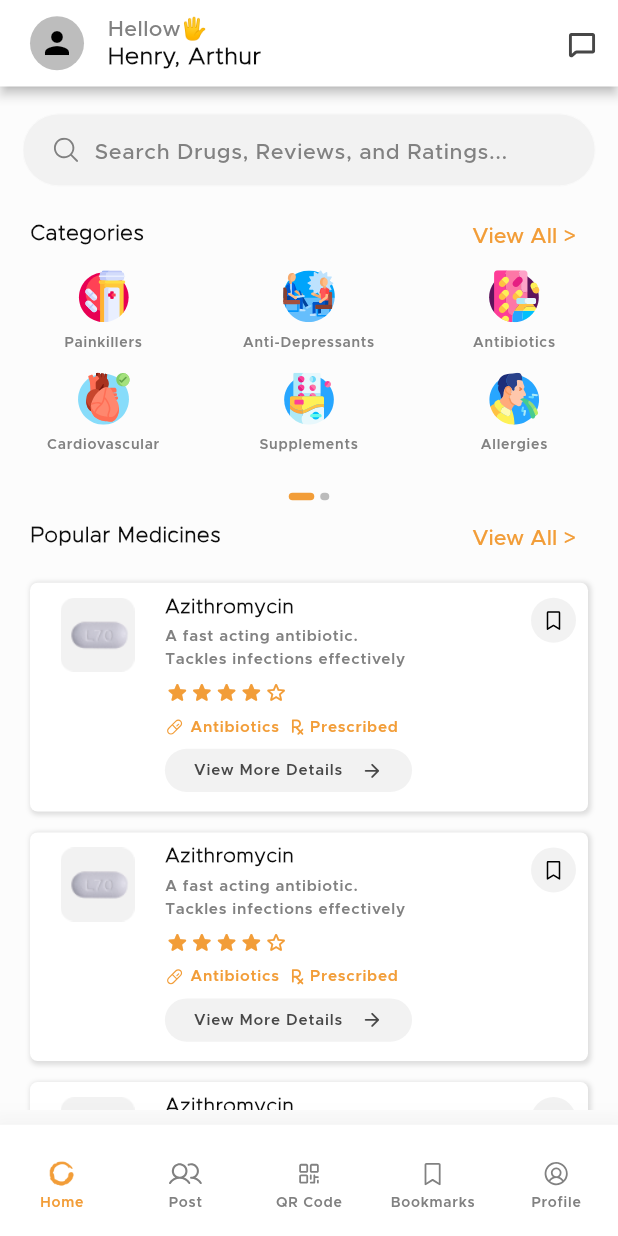
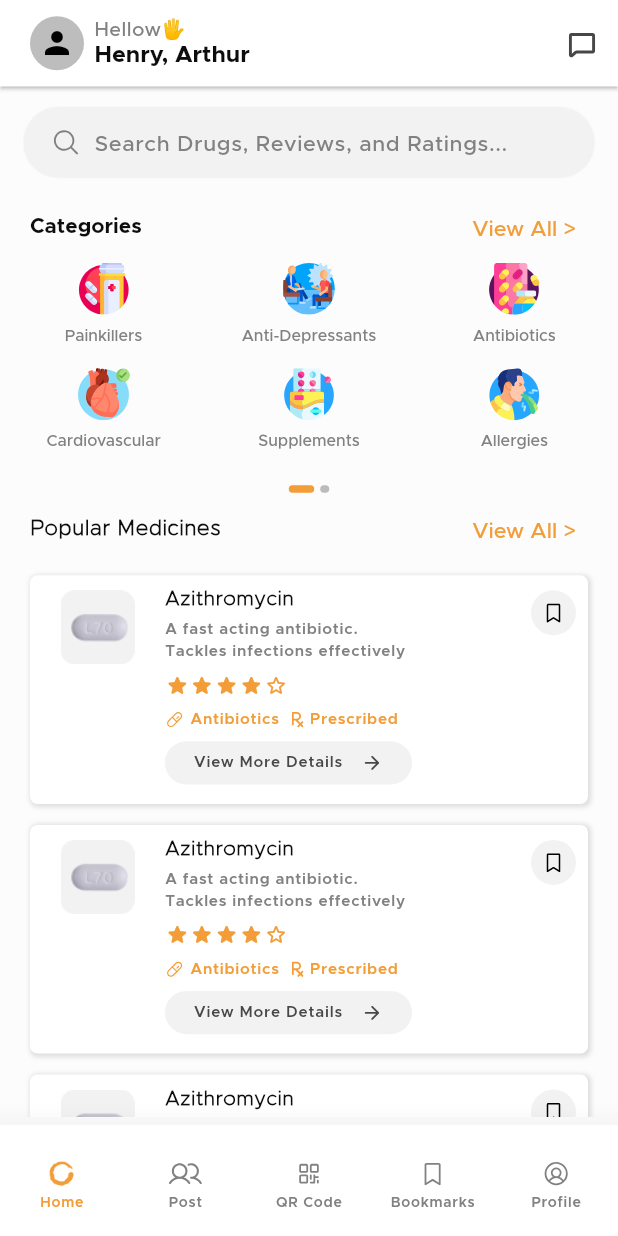
Before and after one commit to corange-lab/medzo, a Flutter app: the HomeScreen screen opened directly, on a phone screen of 412 x 824 dp. Run offline on Flutter 3.47's test engine with Material 2 defaults, Android fonts, the phone set to English and light mode, and no system bars; our stand-ins replace custom_rating_bar, firebase_auth, firebase_core, flutter_otp_text_field, flutter_svg, get and 7 more; accounts and stored records are empty; project files that could hold a hidden picture were left out.

Commit message:
Continuing UI

```diff
--- a/lib/view/home_screen.dart
+++ b/lib/view/home_screen.dart
@@ -10,9 +10,9 @@ import 'package:medzo/utils/string.dart';
 import 'package:medzo/view/addpost_screen.dart';
 import 'package:medzo/view/bookmark_screen.dart';
 import 'package:medzo/view/category_screen.dart';
-import 'package:medzo/view/message_screen.dart';
 import 'package:medzo/view/expert_profile.dart';
 import 'package:medzo/view/medicine_detail.dart';
+import 'package:medzo/view/message_screen.dart';
 import 'package:medzo/view/profile_screen.dart';
 import 'package:medzo/view/search_screen.dart';
 import 'package:medzo/widgets/custom_widget.dart';
@@ -194,7 +194,7 @@ class HomeScreen extends GetView<HomeController> {
                                   child: Padding(
                                     padding: const EdgeInsets.all(8.0),
                                     child: Container(
-                                      height: Responsive.height(15, context),
+                                      height: Responsive.height(12, context),
                                       color: Colors.black12,
                                     ),
                                   )),
@@ -202,7 +202,7 @@ class HomeScreen extends GetView<HomeController> {
                                   child: Padding(
                                 padding: const EdgeInsets.all(8.0),
                                 child: Container(
-                                  height: Responsive.height(15, context),
+                                  height: Responsive.height(12, context),
                                   color: Colors.black12,
                                 ),
                               )),
@@ -1012,9 +1012,11 @@ class HomeScreen extends GetView<HomeController> {
       child: Scaffold(
         backgroundColor: AppColors.whitehome,
         appBar: AppBar(
+          titleSpacing: 7,
           toolbarHeight: Responsive.height(7, context),
           backgroundColor: AppColors.white,
-          elevation: 3,
+          elevation: 1,
+          scrolledUnderElevation: 3,
           leading: const Padding(
             padding: EdgeInsets.only(left: 20, top: 5, bottom: 5),
             child: CircleAvatar(
@@ -1031,7 +1033,10 @@ class HomeScreen extends GetView<HomeController> {
             children: [
               TextWidget(
                 "Hellow🖐",
-                style: Theme.of(context).textTheme.labelSmall,
+                style: Theme.of(context)
+                    .textTheme
+                    .labelSmall!
+                    .copyWith(fontSize: Responsive.sp(3.2, context)),
               ),
               SizedBox(
                 height: Responsive.height(0.3, context),
@@ -1040,9 +1045,8 @@ class HomeScreen extends GetView<HomeController> {
                 "Henry, Arthur",
                 style: Theme.of(context).textTheme.labelLarge!.copyWith(
                       fontSize: Responsive.sp(3.8, context),
-                      fontFamily: AppFont.fontFamilysemi,
-                      fontWeight: FontWeight.w800,
-                      letterSpacing: 0.5,
+                      fontFamily: AppFont.fontBold,
+                      letterSpacing: 0,
                       color: AppColors.darkPrimaryColor,
                     ),
               ),
@@ -1060,7 +1064,7 @@ class HomeScreen extends GetView<HomeController> {
           ],
         ),
         body: Padding(
-          padding: const EdgeInsets.symmetric(vertical: 10, horizontal: 15),
+          padding: const EdgeInsets.symmetric(vertical: 5, horizontal: 15),
           child: SingleChildScrollView(
             physics: const BouncingScrollPhysics(),
             child: Column(
@@ -1086,7 +1090,7 @@ class HomeScreen extends GetView<HomeController> {
                       ),
                       fillColor: AppColors.splashdetail,
                       hintText: "Search Drugs, Reviews, and Ratings...",
-                      hintStyle: Theme.of(context).textTheme.headlineSmall,
+                      hintStyle: Theme.of(context).textTheme.headlineSmall!.copyWith(fontFamily: AppFont.fontMedium),
                       border: OutlineInputBorder(
                         borderSide:
                             BorderSide(color: AppColors.whitehome, width: 0.5),
@@ -1124,9 +1128,9 @@ class HomeScreen extends GetView<HomeController> {
                         style: TextStyle(
                             fontSize: Responsive.sp(3.4, context),
                             // 35
-                            fontFamily: AppFont.fontFamilysemi,
+                            fontFamily: AppFont.fontBold,
                             fontWeight: FontWeight.w800,
-                            letterSpacing: 0.5,
+                            letterSpacing: 0,
                             color: AppColors.darkPrimaryColor),
                       ),
                       TextButton(
@@ -1140,7 +1144,6 @@ class HomeScreen extends GetView<HomeController> {
                                 .titleLarge!
                                 .copyWith(
                                   color: AppColors.primaryColor,
-                                  height: 1.4,
                                   fontWeight: FontWeight.w600,
                                 ),
                           ))
@@ -1179,8 +1182,9 @@ class HomeScreen extends GetView<HomeController> {
                                     TextWidget(
                                       ConstString.painkillar,
                                       style: TextStyle(
-                                          fontSize: Responsive.sp(2.3, context),
-                                          fontFamily: AppFont.fontFamily,
+                                          fontSize: Responsive.sp(2.6, context),
+                                          fontFamily: AppFont.fontMedium,
+                                          letterSpacing: 0,
                                           color: AppColors.grey),
                                     )
                                   ],
@@ -1207,8 +1211,9 @@ class HomeScreen extends GetView<HomeController> {
                                     TextWidget(
                                       ConstString.antidepresant,
                                       style: TextStyle(
-                                          fontSize: Responsive.sp(2.3, context),
-                                          fontFamily: AppFont.fontFamily,
+                                          fontSize: Responsive.sp(2.6, context),
+                                          fontFamily: AppFont.fontMedium,
+                                          letterSpacing: 0,
                                           color: AppColors.grey),
                                     )
                                   ],
@@ -1235,8 +1240,9 @@ class HomeScreen extends GetView<HomeController> {
                                     TextWidget(
                                       ConstString.antibiotic,
                                       style: TextStyle(
-                                          fontSize: Responsive.sp(2.3, context),
-                                          fontFamily: AppFont.fontFamily,
+                                          fontSize: Responsive.sp(2.6, context),
+                                          fontFamily: AppFont.fontMedium,
+                                          letterSpacing: 0,
                                           color: AppColors.grey),
                                     )
                                   ],
@@ -1269,8 +1275,9 @@ class HomeScreen extends GetView<HomeController> {
                                     TextWidget(
                                       ConstString.cardiovascular,
                                       style: TextStyle(
-                                          fontSize: Responsive.sp(2.3, context),
-                                          fontFamily: AppFont.fontFamily,
+                                          fontSize: Responsive.sp(2.6, context),
+                                          fontFamily: AppFont.fontMedium,
+                                          letterSpacing: 0,
                                           color: AppColors.grey),
                                     )
                                   ],
@@ -1297,8 +1304,9 @@ class HomeScreen extends GetView<HomeController> {
                                     TextWidget(
                                       ConstString.supplements,
                                       style: TextStyle(
-                                          fontSize: Responsive.sp(2.3, context),
-                                          fontFamily: AppFont.fontFamily,
+                                          fontSize: Responsive.sp(2.6, context),
+                                          fontFamily: AppFont.fontMedium,
+                                          letterSpacing: 0,
                                           color: AppColors.grey),
                                     )
                                   ],
@@ -1325,8 +1333,9 @@ class HomeScreen extends GetView<HomeController> {
                                     TextWidget(
                                       ConstString.allergies,
                                       style: TextStyle(
-                                          fontSize: Responsive.sp(2.3, context),
-                                          fontFamily: AppFont.fontFamily,
+                                          fontSize: Responsive.sp(2.6, context),
+                                          fontFamily: AppFont.fontMedium,
+                                          letterSpacing: 0,
                                           color: AppColors.grey),
                                     )
                                   ],
```
Also changed, not shown: 1 other file.
